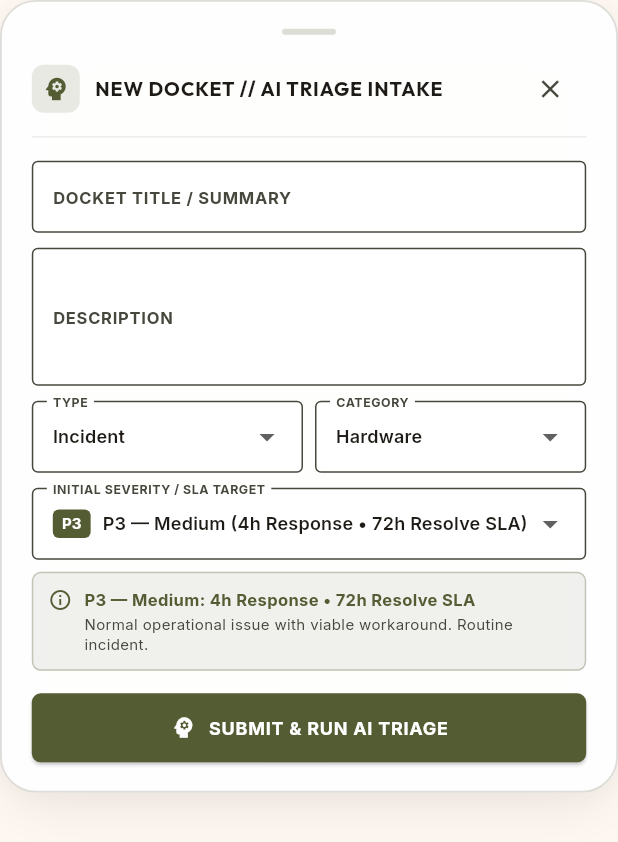
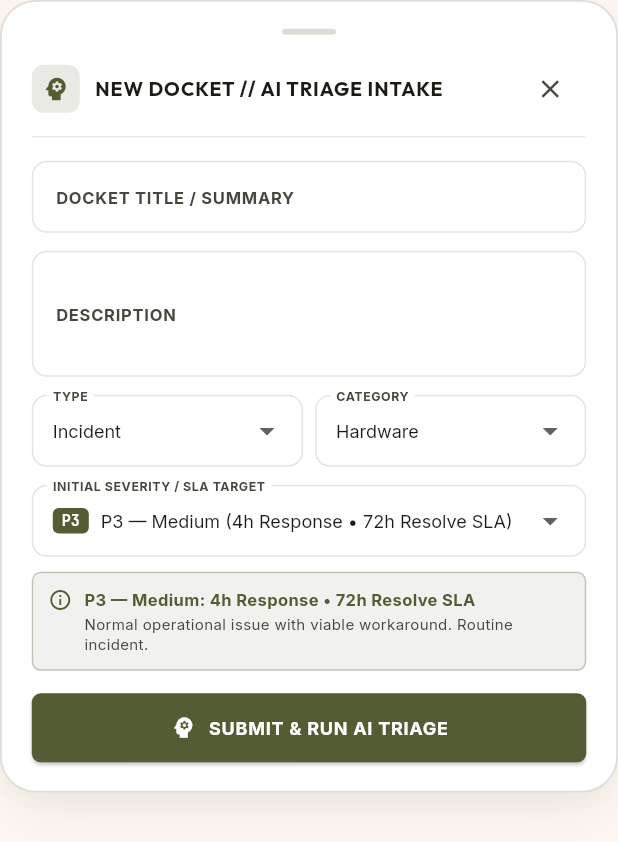
Before and after one commit to rasikakudale90/AssistIQ, a Flutter app: the CaseIntakeSheet widget shown alone on an empty page, opened directly, on a phone screen of 412 x 824 dp. Shown: the top 842 px of the screen. Run offline on Flutter 3.47's test engine with Material 3 defaults, Android fonts, the phone set to English and light mode, and no system bars; our stand-ins replace google_fonts, shared_preferences; accounts and stored records are empty; network calls fail.

Commit message:
fix(theme): remove hardcoded colors and fix dark mode dropdown font contrast

```diff
--- a/flutter_app/lib/screens/case_intake_sheet.dart
+++ b/flutter_app/lib/screens/case_intake_sheet.dart
@@ -114,7 +114,7 @@ class _CaseIntakeSheetState extends State<CaseIntakeSheet> {
         child: Container(
           decoration: AssistIQTheme.liquidGlassElevatedDecoration(
             radius: 24,
-            baseColor: Colors.white.withValues(alpha: 0.96),
+            baseColor: AssistIQTheme.surfaceContainerLowest,
           ),
           child: SingleChildScrollView(
             padding: const EdgeInsets.symmetric(horizontal: 20, vertical: 18),
@@ -192,46 +192,71 @@ class _CaseIntakeSheetState extends State<CaseIntakeSheet> {
                 if (_createdCase == null) ...[
                   TextField(
                     controller: _titleCtrl,
-                    decoration: const InputDecoration(
+                    style: GoogleFonts.inter(fontSize: 13, color: AssistIQTheme.onSurface),
+                    decoration: InputDecoration(
                       labelText: 'DOCKET TITLE / SUMMARY',
-                      labelStyle: TextStyle(fontSize: 11, fontWeight: FontWeight.bold),
+                      labelStyle: GoogleFonts.inter(fontSize: 11, fontWeight: FontWeight.bold, color: AssistIQTheme.onSurfaceVariant),
                       filled: true,
-                      fillColor: Colors.white,
-                      border: OutlineInputBorder(),
-                      contentPadding: EdgeInsets.symmetric(horizontal: 10, vertical: 10),
+                      fillColor: AssistIQTheme.surfaceContainerLowest,
+                      border: OutlineInputBorder(
+                        borderRadius: BorderRadius.circular(10),
+                        borderSide: const BorderSide(color: Color(0x3377786C)),
+                      ),
+                      enabledBorder: OutlineInputBorder(
+                        borderRadius: BorderRadius.circular(10),
+                        borderSide: const BorderSide(color: Color(0x3377786C)),
+                      ),
+                      contentPadding: const EdgeInsets.symmetric(horizontal: 12, vertical: 12),
                     ),
                   ),
-                  const SizedBox(height: 10),
+                  const SizedBox(height: 12),
 
                   TextField(
                     controller: _descCtrl,
                     maxLines: 3,
-                    decoration: const InputDecoration(
+                    style: GoogleFonts.inter(fontSize: 13, color: AssistIQTheme.onSurface),
+                    decoration: InputDecoration(
                       labelText: 'DESCRIPTION',
-                      labelStyle: TextStyle(fontSize: 11, fontWeight: FontWeight.bold),
+                      labelStyle: GoogleFonts.inter(fontSize: 11, fontWeight: FontWeight.bold, color: AssistIQTheme.onSurfaceVariant),
                       filled: true,
-                      fillColor: Colors.white,
-                      border: OutlineInputBorder(),
-                      contentPadding: EdgeInsets.all(10),
+                      fillColor: AssistIQTheme.surfaceContainerLowest,
+                      border: OutlineInputBorder(
+                        borderRadius: BorderRadius.circular(10),
+                        borderSide: const BorderSide(color: Color(0x3377786C)),
+                      ),
+                      enabledBorder: OutlineInputBorder(
+                        borderRadius: BorderRadius.circular(10),
+                        borderSide: const BorderSide(color: Color(0x3377786C)),
+                      ),
+                      contentPadding: const EdgeInsets.all(12),
                     ),
                   ),
-                  const SizedBox(height: 10),
+                  const SizedBox(height: 12),
 
                   Row(
                     children: [
                       Expanded(
                         child: DropdownButtonFormField<String>(
                           value: _caseType,
-                          decoration: const InputDecoration(
+                          dropdownColor: AssistIQTheme.surfaceContainerLowest,
+                          style: GoogleFonts.inter(fontSize: 12, color: AssistIQTheme.onSurface),
+                          decoration: InputDecoration(
                             labelText: 'TYPE',
-                            labelStyle: TextStyle(fontSize: 11, fontWeight: FontWeight.bold),
-                            border: OutlineInputBorder(),
+                            labelStyle: GoogleFonts.inter(fontSize: 11, fontWeight: FontWeight.bold, color: AssistIQTheme.onSurfaceVariant),
+                            border: OutlineInputBorder(
+                              borderRadius: BorderRadius.circular(10),
+                              borderSide: const BorderSide(color: Color(0x3377786C)),
+                            ),
+                            enabledBorder: OutlineInputBorder(
+                              borderRadius: BorderRadius.circular(10),
+                              borderSide: const BorderSide(color: Color(0x3377786C)),
+                            ),
                             filled: true,
-                            fillColor: Colors.white,
-                            contentPadding: EdgeInsets.symmetric(horizontal: 10, vertical: 8),
+                            fillColor: AssistIQTheme.surfaceContainerLowest,
+                            contentPadding: const EdgeInsets.symmetric(horizontal: 10, vertical: 10),
                           ),
                           items: ['Incident', 'ServiceRequest']
-                              .map((t) => DropdownMenuItem(value: t, child: Text(t == 'ServiceRequest' ? 'Service Req' : t, style: const TextStyle(fontSize: 12))))
+                              .map((t) => DropdownMenuItem(value: t, child: Text(t == 'ServiceRequest' ? 'Service Req' : t, style: GoogleFonts.inter(fontSize: 12, color: AssistIQTheme.onSurface))))
                               .toList(),
                           onChanged: (val) => setState(() => _caseType = val!),
                         ),
@@ -240,34 +265,52 @@ class _CaseIntakeSheetState extends State<CaseIntakeSheet> {
                       Expanded(
                         child: DropdownButtonFormField<String>(
                           value: _category,
-                          decoration: const InputDecoration(
+                          dropdownColor: AssistIQTheme.surfaceContainerLowest,
+                          style: GoogleFonts.inter(fontSize: 12, color: AssistIQTheme.onSurface),
+                          decoration: InputDecoration(
                             labelText: 'CATEGORY',
-                            labelStyle: TextStyle(fontSize: 11, fontWeight: FontWeight.bold),
-                            border: OutlineInputBorder(),
+                            labelStyle: GoogleFonts.inter(fontSize: 11, fontWeight: FontWeight.bold, color: AssistIQTheme.onSurfaceVariant),
+                            border: OutlineInputBorder(
+                              borderRadius: BorderRadius.circular(10),
+                              borderSide: const BorderSide(color: Color(0x3377786C)),
+                            ),
+                            enabledBorder: OutlineInputBorder(
+                              borderRadius: BorderRadius.circular(10),
+                              borderSide: const BorderSide(color: Color(0x3377786C)),
+                            ),
                             filled: true,
-                            fillColor: Colors.white,
-                            contentPadding: EdgeInsets.symmetric(horizontal: 10, vertical: 8),
+                            fillColor: AssistIQTheme.surfaceContainerLowest,
+                            contentPadding: const EdgeInsets.symmetric(horizontal: 10, vertical: 10),
                           ),
                           items: ['Hardware', 'Network', 'Software', 'Industrial Control', 'Security', 'Access Control']
-                              .map((c) => DropdownMenuItem(value: c, child: Text(c, maxLines: 1, overflow: TextOverflow.ellipsis, style: const TextStyle(fontSize: 12))))
+                              .map((c) => DropdownMenuItem(value: c, child: Text(c, maxLines: 1, overflow: TextOverflow.ellipsis, style: GoogleFonts.inter(fontSize: 12, color: AssistIQTheme.onSurface))))
                               .toList(),
                           onChanged: (val) => setState(() => _category = val!),
                         ),
                       ),
                     ],
                   ),
-                  const SizedBox(height: 10),
+                  const SizedBox(height: 12),
 
                   // Severity Selector with full SLA descriptions
                   DropdownButtonFormField<String>(
                     value: _priority,
-                    decoration: const InputDecoration(
+                    dropdownColor: AssistIQTheme.surfaceContainerLowest,
+                    style: GoogleFonts.inter(fontSize: 12, color: AssistIQTheme.onSurface),
+                    decoration: InputDecoration(
                       labelText: 'INITIAL SEVERITY / SLA TARGET',
-                      labelStyle: TextStyle(fontSize: 11, fontWeight: FontWeight.bold),
-                      border: OutlineInputBorder(),
+                      labelStyle: GoogleFonts.inter(fontSize: 11, fontWeight: FontWeight.bold, color: AssistIQTheme.onSurfaceVariant),
+                      border: OutlineInputBorder(
+                        borderRadius: BorderRadius.circular(10),
+                        borderSide: const BorderSide(color: Color(0x3377786C)),
+                      ),
+                      enabledBorder: OutlineInputBorder(
+                        borderRadius: BorderRadius.circular(10),
+                        borderSide: const BorderSide(color: Color(0x3377786C)),
+                      ),
                       filled: true,
-                      fillColor: Colors.white,
-                      contentPadding: EdgeInsets.symmetric(horizontal: 10, vertical: 8),
+                      fillColor: AssistIQTheme.surfaceContainerLowest,
+                      contentPadding: const EdgeInsets.symmetric(horizontal: 10, vertical: 10),
                     ),
                     items: _severityInfo.entries.map((entry) {
                       return DropdownMenuItem<String>(
@@ -282,13 +325,13 @@ class _CaseIntakeSheetState extends State<CaseIntakeSheet> {
                               ),
                               child: Text(
                                 entry.key,
-                                style: const TextStyle(color: Colors.white, fontSize: 10, fontWeight: FontWeight.bold),
+                                style: GoogleFonts.jetBrainsMono(color: Colors.white, fontSize: 10, fontWeight: FontWeight.bold),
                               ),
                             ),
                             const SizedBox(width: 8),
                             Text(
                               '${entry.value['label']} (${entry.value['sla']})',
-                              style: const TextStyle(fontSize: 12),
+                              style: GoogleFonts.inter(fontSize: 12, color: AssistIQTheme.onSurface),
                             ),
                           ],
                         ),
@@ -296,7 +339,7 @@ class _CaseIntakeSheetState extends State<CaseIntakeSheet> {
                     }).toList(),
                     onChanged: (val) => setState(() => _priority = val!),
                   ),
-                  const SizedBox(height: 8),
+                  const SizedBox(height: 10),
 
                   // Severity Description Card
                   Container(
--- a/flutter_app/lib/screens/login_screen.dart
+++ b/flutter_app/lib/screens/login_screen.dart
@@ -298,7 +298,7 @@ class _LoginScreenState extends State<LoginScreen> {
                                     fontSize: 11,
                                     fontWeight: FontWeight.bold,
                                     letterSpacing: 0.5,
-                                    color: _authTab == 0 ? Colors.white : AssistIQTheme.onSurfaceVariant,
+                                    color: _authTab == 0 ? AssistIQTheme.onPrimary : AssistIQTheme.onSurfaceVariant,
                                   ),
                                 ),
                               ),
@@ -335,7 +335,7 @@ class _LoginScreenState extends State<LoginScreen> {
                                     fontSize: 11,
                                     fontWeight: FontWeight.bold,
                                     letterSpacing: 0.5,
-                                    color: _authTab == 1 ? Colors.white : AssistIQTheme.onSurfaceVariant,
+                                    color: _authTab == 1 ? AssistIQTheme.onPrimary : AssistIQTheme.onSurfaceVariant,
                                   ),
                                 ),
                               ),
@@ -482,12 +482,13 @@ class _LoginScreenState extends State<LoginScreen> {
                         Expanded(
                           child: DropdownButtonFormField<String>(
                             value: _regRole,
+                            dropdownColor: AssistIQTheme.surfaceContainerLowest,
                             decoration: AssistIQTheme.liquidInputDecoration(
                               labelText: 'INITIAL ROLE',
                             ),
                             style: GoogleFonts.inter(fontSize: 12, color: AssistIQTheme.onSurface),
                             items: ['Requester', 'Operator', 'TeamLead', 'Manager', 'Administrator']
-                                .map((r) => DropdownMenuItem(value: r, child: Text(r, style: GoogleFonts.inter(fontSize: 12))))
+                                .map((r) => DropdownMenuItem(value: r, child: Text(r, style: GoogleFonts.inter(fontSize: 12, color: AssistIQTheme.onSurface))))
                                 .toList(),
                             onChanged: (val) => setState(() => _regRole = val!),
                           ),
```
Also changed, not shown: 3 other files.
